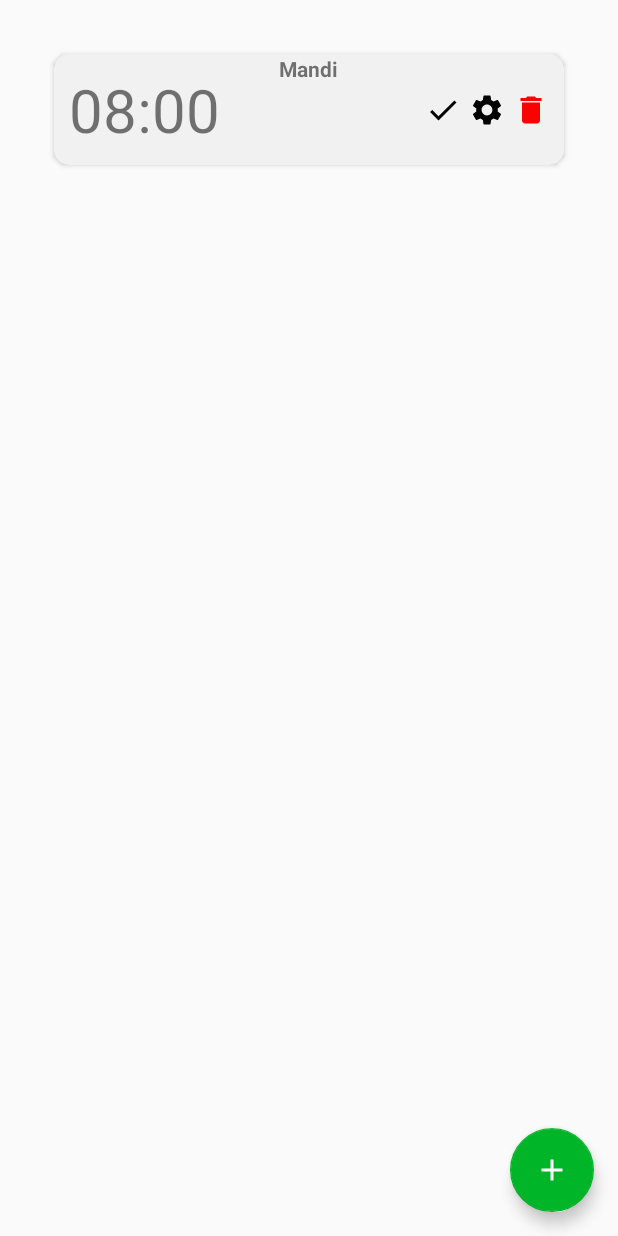
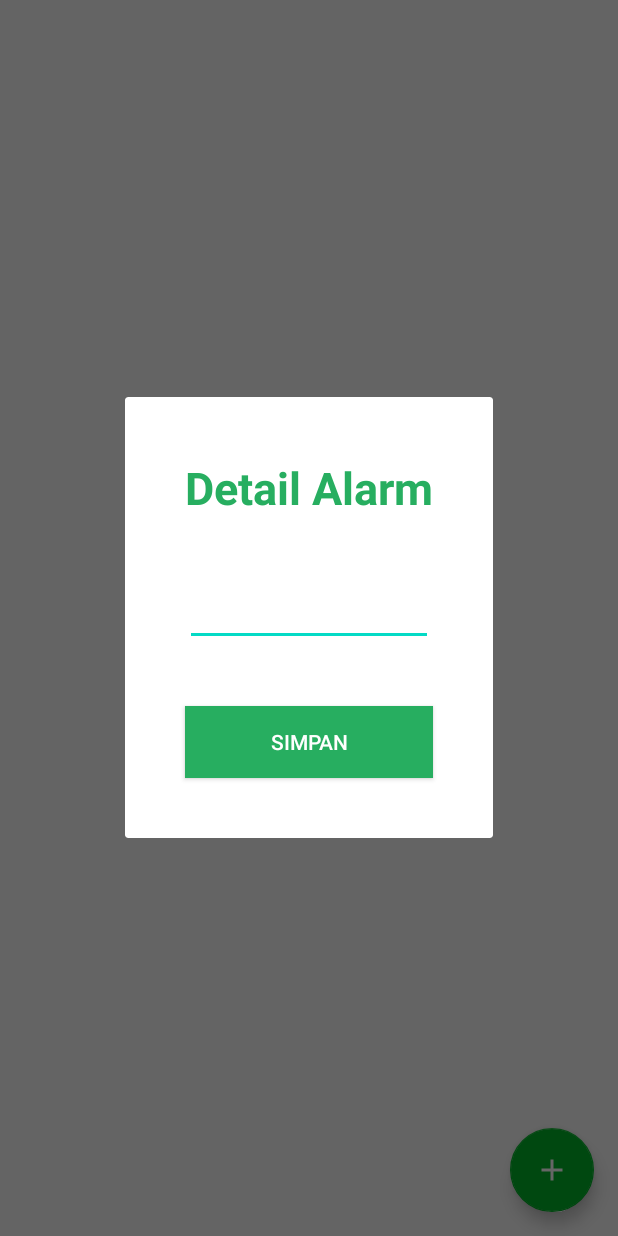
Before and after one commit to TheoGalang/BahasaMata, an Android app: the AlarmListActivity screen opened directly, with no data from a screen before it, after a tap on an icon or button, on a phone screen of 412 x 824 dp. Run offline under Robolectric (Android 15) with nearby library versions, the phone set to English and light mode, and no system bars.

Commit message:
alarm done + dialog detail

```diff
--- a/app/src/main/java/com/example/bahasamata/AlarmAdapter.java
+++ b/app/src/main/java/com/example/bahasamata/AlarmAdapter.java
@@ -8,6 +8,8 @@ import android.content.Intent;
 import android.view.LayoutInflater;
 import android.view.View;
 import android.view.ViewGroup;
+import android.widget.Button;
+import android.widget.EditText;
 import android.widget.ImageButton;
 import android.widget.TextView;
 import android.widget.TimePicker;
@@ -27,10 +29,18 @@ public class AlarmAdapter extends RecyclerView.Adapter<AlarmAdapter.AlarmViewHol
     private Context aContext;
     PendingIntent pendingIntent;
     AlarmManager alarmManager;
+    Dialog dialogdetailalarm;
+    EditText et_keteranganalarm;
+    Button btn_simpandetail_alarm;
 
     public AlarmAdapter(List<Alarmlist> myDataset, Context aContext) {
         this.alarmlists= myDataset;
         this.aContext = aContext;
+        dialogdetailalarm = new Dialog(aContext);
+        dialogdetailalarm.setContentView(R.layout.dialog_detailpasien);
+        dialogdetailalarm.setCancelable(true);
+        et_keteranganalarm = dialogdetailalarm.findViewById(R.id.et_keteranganalarm);
+        btn_simpandetail_alarm = dialogdetailalarm.findViewById(R.id.btn_simpandetail_alarm);
 
     }
 
@@ -38,6 +48,7 @@ public class AlarmAdapter extends RecyclerView.Adapter<AlarmAdapter.AlarmViewHol
         TimePicker timePicker;
         TextView keterangan,waktualarm;
         int mHour, mMinutes;
+
 
 
 
@@ -52,7 +63,6 @@ public class AlarmAdapter extends RecyclerView.Adapter<AlarmAdapter.AlarmViewHol
             viewlistalarm = view.findViewById(R.id.cv_listalarm);
             keterangan= view.findViewById(R.id.tv_ket_alarm);
             timePicker = view.findViewById(R.id.tp_setAlarm);
-            keterangan = view.findViewById(R.id.tv_ket_alarm);
 
             timePicker.setVisibility(View.GONE);
             waktualarm.setOnClickListener(new View.OnClickListener() {
@@ -132,24 +142,23 @@ public class AlarmAdapter extends RecyclerView.Adapter<AlarmAdapter.AlarmViewHol
             }
         });
 
-//        holder.viewlistalarm.setOnClickListener(new View.OnClickListener() {
-//            @Override
-//            public void onClick(View view) {
-//                int temp = position;
-//                dialogdetailpasien.show();
-//                namapasiendialog.setText(listPasien.get(temp).namapasien);
-//                idpasiendialog.setText(String.valueOf(listPasien.get(temp).idpasien));
-//                btn_simpan.setOnClickListener(new View.OnClickListener() {
-//                    @Override
-//                    public void onClick(View view) {
-//
-//                        listPasien.set(temp,new Pasienlist(namapasiendialog.getText().toString(), nomoracak.nextInt()));
-//                        dialogdetailpasien.hide();
-//                        notifyDataSetChanged();
-//                    }
-//                });
-//            }
-//        });
+        holder.viewlistalarm.setOnClickListener(new View.OnClickListener() {
+            @Override
+            public void onClick(View view) {
+                int temp = position;
+                dialogdetailalarm.show();
+                et_keteranganalarm.setText(alarmlists.get(temp).keterangan);
+                btn_simpandetail_alarm.setOnClickListener(new View.OnClickListener() {
+                    @Override
+                    public void onClick(View view) {
+
+                        alarmlists.set(temp,new Alarmlist(et_keteranganalarm.getText().toString(),10,11));
+                        dialogdetailalarm.hide();
+                        notifyDataSetChanged();
+                    }
+                });
+            }
+        });
     }
 
     @Override
--- a/app/src/main/java/com/example/bahasamata/AlarmListActivity.java
+++ b/app/src/main/java/com/example/bahasamata/AlarmListActivity.java
@@ -2,12 +2,15 @@ package com.example.bahasamata;
 
 
 import android.app.AlarmManager;
+import android.app.Dialog;
 import android.app.PendingIntent;
 import android.content.Context;
 import android.content.Intent;
 import android.os.Bundle;
 import android.view.View;
 
+import android.widget.Button;
+import android.widget.EditText;
 import android.widget.ImageButton;
 import android.widget.TextView;
 import android.widget.TimePicker;
@@ -31,6 +34,9 @@ public class AlarmListActivity extends AppCompatActivity {
     private FloatingActionButton btn_floating_alarm;
     private AlarmAdapter alarmAdapter;
     private List<Alarmlist> list = new ArrayList<>();
+    Dialog dialogdetailalarm;
+    EditText et_keteranganalarm;
+    Button btn_simpandetail_alarm;
 
     @Override
     protected void onCreate(Bundle savedInstanceState) {
@@ -42,11 +48,25 @@ public class AlarmListActivity extends AppCompatActivity {
         LinearLayoutManager linearLayoutManager = new LinearLayoutManager(this);
         revAlarm.setLayoutManager(linearLayoutManager);
         revAlarm.setAdapter(alarmAdapter);
+        dialogdetailalarm = new Dialog(this);
+        dialogdetailalarm.setContentView(R.layout.dialog_detailalarm);
+        dialogdetailalarm.setCancelable(true);
+        btn_simpandetail_alarm = dialogdetailalarm.findViewById(R.id.btn_simpandetail_alarm);
+        et_keteranganalarm = dialogdetailalarm.findViewById(R.id.et_keteranganalarm);
 
         btn_floating_alarm.setOnClickListener(new View.OnClickListener() {
             @Override
             public void onClick(View view) {
-                list.add(new Alarmlist("Mandi",10,10));
+               dialogdetailalarm.show();
+            }
+        });
+
+        btn_simpandetail_alarm.setOnClickListener(new View.OnClickListener() {
+            @Override
+            public void onClick(View view) {
+                et_keteranganalarm = dialogdetailalarm.findViewById(R.id.et_keteranganalarm);
+                list.add(new Alarmlist(et_keteranganalarm.getText().toString(),10,11));
+                dialogdetailalarm.hide();
                 alarmAdapter.notifyDataSetChanged();
             }
         });
--- a/app/src/main/java/com/example/bahasamata/MainActivity.java
+++ b/app/src/main/java/com/example/bahasamata/MainActivity.java
@@ -127,7 +127,7 @@ public class MainActivity extends AppCompatActivity {
         daftar.setOnClickListener(new View.OnClickListener() {
             @Override
             public void onClick(View v) {
-                startActivity(new Intent(MainActivity.this, PasienlistActivity.class));
+                startActivity(new Intent(MainActivity.this, AlarmListActivity.class));
             }
         });
 
--- /dev/null
+++ b/app/src/main/res/layout/dialog_detailalarm.xml
@@ -0,0 +1,47 @@
+<?xml version="1.0" encoding="utf-8"?>
+<LinearLayout
+    xmlns:android="http://schemas.android.com/apk/res/android"
+    android:orientation="vertical"
+    android:layout_width="match_parent"
+    android:layout_height="wrap_content"
+    android:background="@color/cardview_light_background"
+    android:layout_margin="20dp">
+
+    <TextView
+        android:layout_width="match_parent"
+        android:layout_height="wrap_content"
+        android:layout_margin="20dp"
+        android:gravity="center"
+        android:textStyle="bold"
+        android:textSize="30sp"
+        android:textColor="#27AE60"
+        android:text="Detail Alarm"/>
+
+    <EditText
+        android:id="@+id/et_keteranganalarm"
+        android:text=""
+        android:layout_width="match_parent"
+        android:layout_height="wrap_content"
+        android:layout_margin="20dp"/>
+
+
+    <LinearLayout
+        android:layout_width="match_parent"
+        android:layout_height="wrap_content"
+        android:orientation="horizontal">
+
+        <Button
+            android:id="@+id/btn_simpandetail_alarm"
+            android:layout_width="match_parent"
+            android:layout_height="wrap_content"
+            android:layout_weight="1"
+            android:text="Simpan"
+            android:background="#27AE60"
+            android:layout_margin="20dp"
+            android:textColor="@color/cardview_light_background"/>
+
+
+
+    </LinearLayout>
+
+</LinearLayout>
```
